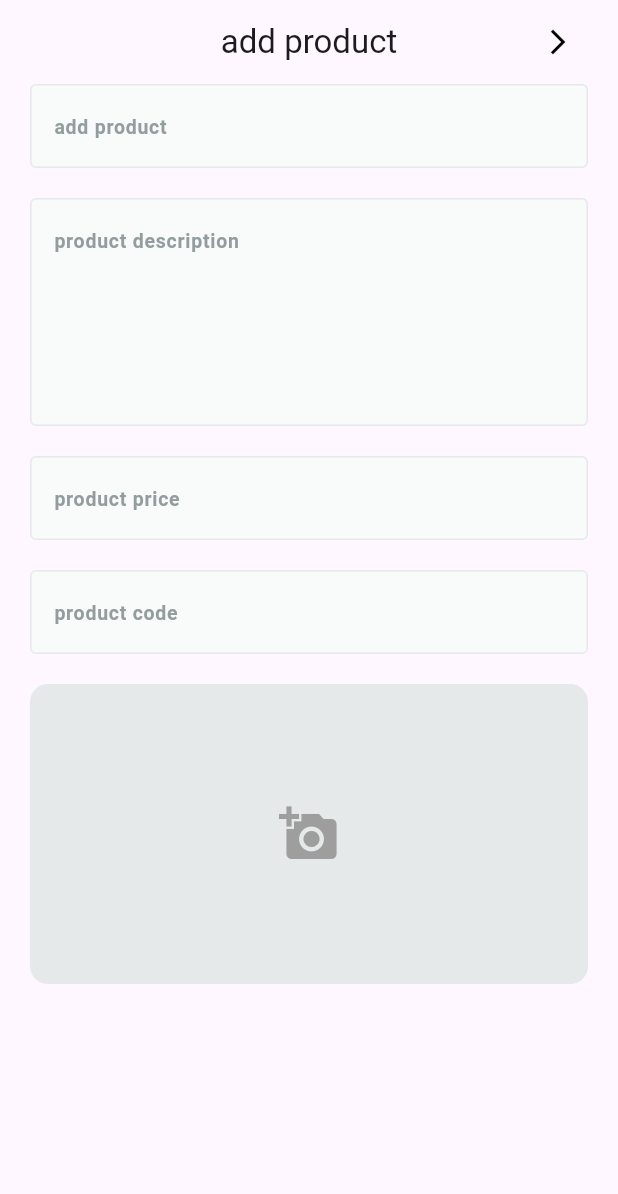
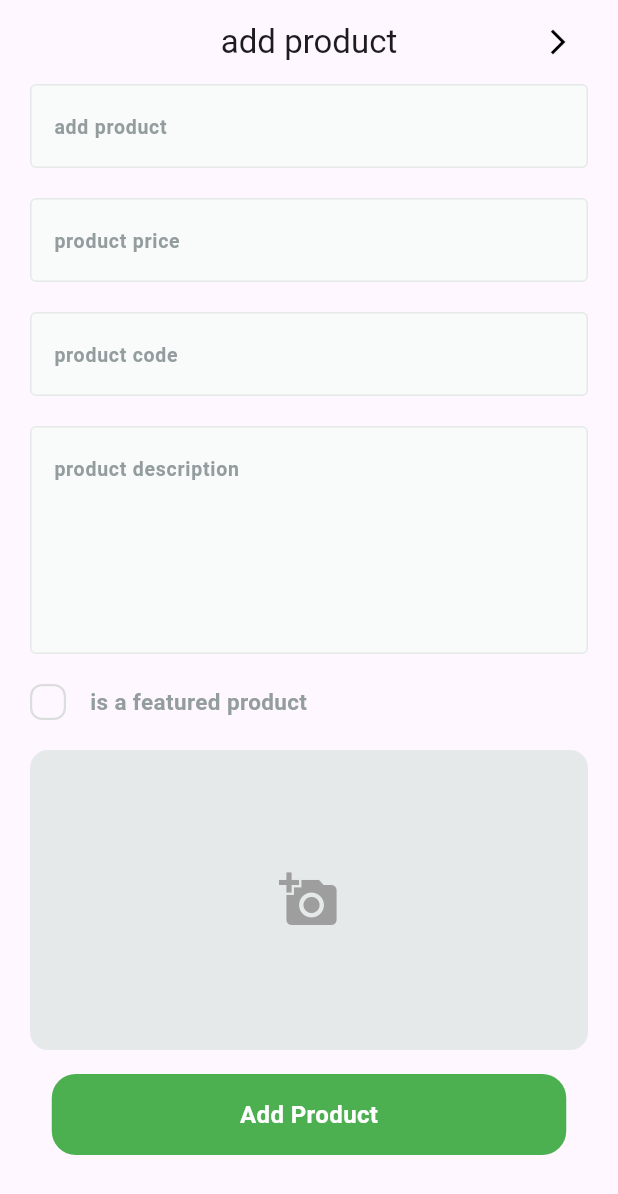
Before and after one commit to Riyam224/fruit-app-dashboard, a Flutter app: the AddProductView screen opened by its route, on a phone screen of 412 x 824 dp. Shown: the top 1194 px of the screen. Run offline on Flutter 3.47's test engine with Material 3 defaults, Android fonts, the light colour scheme and no system bars; drawn by our look-alikes of skeletonizer; our stand-ins replace firebase_core, go_router, image_picker; missing offline and left inert: svg_flutter; accounts and stored records are empty; Roboto replaces fonts that are missing (Cairo); statements that could not run were skipped.

Commit message:
add product ui done

```diff
--- /dev/null
+++ b/lib/core/custom_widgets/custom_check_box.dart
@@ -0,0 +1,43 @@
+import 'package:flutter/material.dart';
+import 'package:svg_flutter/svg.dart';
+
+import '../../../../../core/utils/app_colors.dart';
+
+class CustomCheckBox extends StatelessWidget {
+  const CustomCheckBox({
+    super.key,
+    required this.isChecked,
+    required this.onChecked,
+  });
+  final bool isChecked;
+  final ValueChanged<bool> onChecked;
+  @override
+  Widget build(BuildContext context) {
+    return GestureDetector(
+      onTap: () {
+        onChecked(!isChecked);
+      },
+      child: AnimatedContainer(
+        width: 24,
+        height: 24,
+        duration: const Duration(milliseconds: 100),
+        decoration: ShapeDecoration(
+          color: isChecked ? AppColors.primaryColor : Colors.white,
+          shape: RoundedRectangleBorder(
+            side: BorderSide(
+              width: 1.50,
+              color: isChecked ? Colors.transparent : const Color(0xFFDCDEDE),
+            ),
+            borderRadius: BorderRadius.circular(8),
+          ),
+        ),
+        child: isChecked
+            ? Padding(
+                padding: const EdgeInsets.all(2),
+                child: SvgPicture.asset('assets/images/Check.svg'),
+              )
+            : const SizedBox(),
+      ),
+    );
+  }
+}
--- /dev/null
+++ b/lib/core/custom_widgets/is_featured_product_checkbox.dart
@@ -0,0 +1,48 @@
+import 'package:flutter/material.dart';
+import 'package:flutter/widgets.dart';
+import 'package:fruit_dashboard/core/custom_widgets/custom_check_box.dart';
+import 'package:fruit_dashboard/core/utils/app_text_styles.dart';
+
+class IsFeaturedProduct extends StatefulWidget {
+  const IsFeaturedProduct({super.key, required this.onChanged});
+
+  final ValueChanged<bool> onChanged;
+  @override
+  State<IsFeaturedProduct> createState() => _IsFeaturedProductState();
+}
+
+class _IsFeaturedProductState extends State<IsFeaturedProduct> {
+  bool isTermsAccepted = false;
+  @override
+  Widget build(BuildContext context) {
+    return Row(
+      children: [
+        CustomCheckBox(
+          onChecked: (value) {
+            isTermsAccepted = value;
+            widget.onChanged(value);
+            setState(() {});
+          },
+          isChecked: isTermsAccepted,
+        ),
+        const SizedBox(width: 16),
+        Expanded(
+          child: Text.rich(
+            TextSpan(
+              children: [
+                TextSpan(
+                  text: 'is a featured product',
+                  style: TextStyles.semiBold13.copyWith(
+                    color: const Color(0xFF949D9E),
+                    fontSize: 15,
+                  ),
+                ),
+              ],
+            ),
+            textAlign: TextAlign.left,
+          ),
+        ),
+      ],
+    );
+  }
+}
--- a/lib/features/add_product/presentation/widgets/add_product_view_body.dart
+++ b/lib/features/add_product/presentation/widgets/add_product_view_body.dart
@@ -1,5 +1,9 @@
+import 'dart:io';
+
 import 'package:flutter/material.dart';
+import 'package:fruit_dashboard/core/custom_widgets/custom_btn.dart';
 import 'package:fruit_dashboard/core/custom_widgets/custom_text_field.dart';
+import 'package:fruit_dashboard/core/custom_widgets/is_featured_product_checkbox.dart';
 import 'package:fruit_dashboard/features/add_product/presentation/widgets/image_product.dart';
 
 class AddProductViewBody extends StatefulWidget {
@@ -14,6 +18,19 @@ class _AddProductViewBodyState extends State<AddProductViewBody> {
   final GlobalKey<FormState> formKey = GlobalKey<FormState>();
   AutovalidateMode autovalidateMode = AutovalidateMode.disabled;
 
+  late String productName;
+  late num productPrice;
+  late String productCode;
+  File? fileImage;
+  late String productDescription;
+  bool isFeaturedProduct = false;
+
+  void _handleImagePicked(File? image) {
+    setState(() {
+      fileImage = image;
+    });
+  }
+
   @override
   Widget build(BuildContext context) {
     return Padding(
@@ -22,36 +39,81 @@ class _AddProductViewBodyState extends State<AddProductViewBody> {
         child: Form(
           key: formKey,
           child: Column(
+            crossAxisAlignment: CrossAxisAlignment.start,
             children: [
               CustomTextFormField(
                 hintText: 'add product',
                 textInputType: TextInputType.text,
+                onSaved: (value) {
+                  productName = value!;
+                },
               ),
-              SizedBox(height: 20),
-              CustomTextFormField(
-                hintText: 'product description',
-                textInputType: TextInputType.text,
-                maxLines: 5,
-              ),
+
               SizedBox(height: 20),
               CustomTextFormField(
                 hintText: 'product price',
                 textInputType: TextInputType.text,
+                onSaved: (value) {
+                  productPrice = num.parse(value!);
+                },
               ),
 
               SizedBox(height: 20),
               CustomTextFormField(
                 hintText: 'product code',
                 textInputType: TextInputType.text,
+                onSaved: (value) {
+                  productCode = value!.toLowerCase();
+                },
+              ),
+
+              SizedBox(height: 20),
+              CustomTextFormField(
+                hintText: 'product description',
+                textInputType: TextInputType.text,
+                maxLines: 5,
+                onSaved: (value) {
+                  productDescription = value!;
+                },
               ),
               SizedBox(height: 20),
-              ImageProduct(
-                onImagePicked: (file) {},
-              )
+              IsFeaturedProduct(
+                onChanged: (value) {
+                  isFeaturedProduct = value;
+                },
+              ),
+              SizedBox(height: 20),
+              ImageProduct(onImagePicked: _handleImagePicked),
+              SizedBox(height: 16),
+              CustomBtn(
+                color: Colors.green,
+                text: 'Add Product',
+                onTap: () {
+                  if (fileImage != null) {
+                    if (formKey.currentState!.validate()) {
+                      formKey.currentState!.save();
+                      // TODO: Submit product here
+                    } else {
+                      setState(() {
+                        autovalidateMode = AutovalidateMode.always;
+                      });
+                    }
+                  } else {
+                    showError(context, 'Please select an image');
+                  }
+                },
+              ),
+              const SizedBox(height: 16),
             ],
           ),
         ),
       ),
     );
   }
+
+  void showError(BuildContext context, String message) {
+    ScaffoldMessenger.of(
+      context,
+    ).showSnackBar(SnackBar(content: Text(message)));
+  }
 }
--- a/pubspec.yaml
+++ b/pubspec.yaml
@@ -52,9 +52,8 @@ flutter:
   # the material Icons class.
   uses-material-design: true
   # To add assets to your application, add an assets section, like this:
-  # assets:
-  #   - images/a_dot_burr.jpeg
-  #   - images/a_dot_ham.jpeg
+  assets:
+    - assets/images/Check.svg
   # An image asset can refer to one or more resolution-specific "variants", see
   # https://flutter.dev/to/resolution-aware-images
   # For details regarding adding assets from package dependencies, see
```
Also changed, not shown: lib/features/add_product/presentation/widgets/image_product.dart (+38 -69 lines), assets/images/Check.svg (added).
